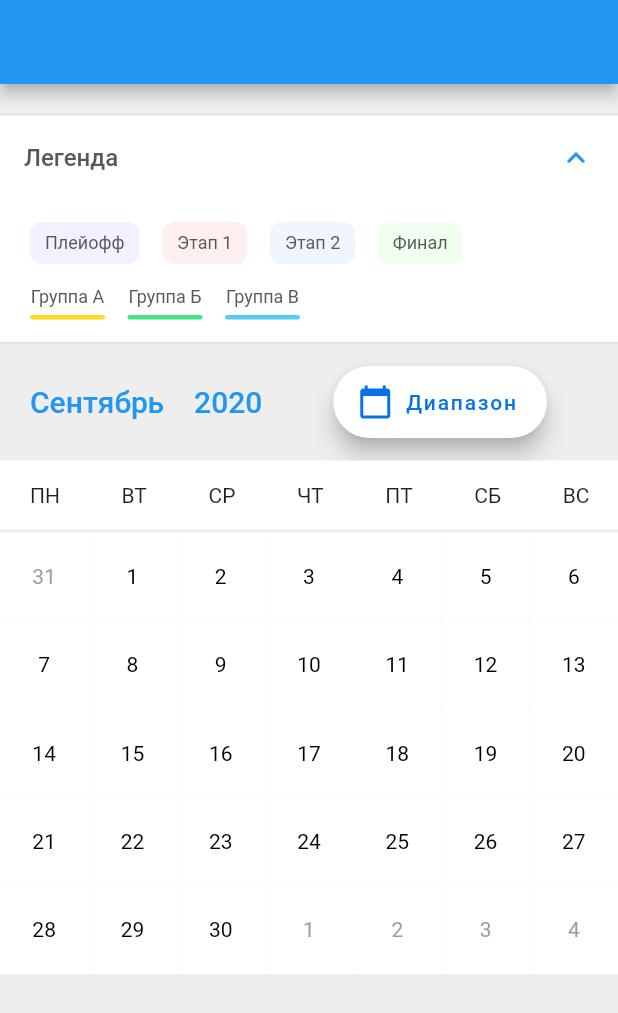
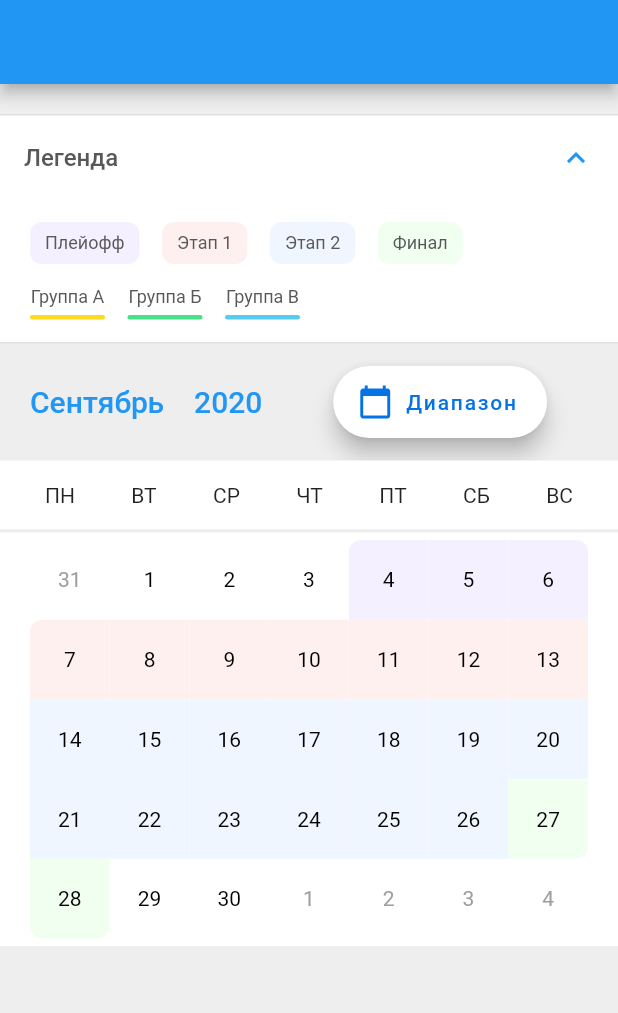
Before and after one commit to grafovdenis/pretty_calendar, a Flutter app: the screen it shows after launch, after a tap on "Легенда", on a phone screen of 412 x 824 dp. Shown: the top 1013 px of the screen. Run offline on Flutter 3.47's test engine with Material 2 defaults, Android fonts, the light colour scheme and no system bars; our stand-ins replace month_picker_dialog.

Commit message:
update stage coloring

```diff
--- a/lib/models/day_model.dart
+++ b/lib/models/day_model.dart
@@ -4,9 +4,15 @@ class DayModel {
   ///Base properties
   final DateTime day;
   final bool isCurrentMonth;
+  final Color color;
+  final bool isFirstStage;
+  final bool isLastStage;
 
   DayModel({
     @required this.day,
     this.isCurrentMonth = true,
+    this.color = Colors.white,
+    this.isFirstStage = false,
+    this.isLastStage = false,
   });
 }
--- a/lib/models/group_model.dart
+++ b/lib/models/group_model.dart
@@ -1,13 +1,13 @@
 import 'package:flutter/material.dart';
 
-class StageModel {
+class GroupModel {
   final String title;
   final DateTime from;
   final DateTime till;
 
   final Color color;
 
-  StageModel({
+  GroupModel({
     @required this.title,
     @required this.from,
     @required this.till,
--- a/lib/widgets/calendar/calendar_widget.dart
+++ b/lib/widgets/calendar/calendar_widget.dart
@@ -1,6 +1,9 @@
 import 'package:flutter/material.dart';
 import 'package:month_picker_dialog/month_picker_dialog.dart';
+import 'package:pretty_calendar/calendar_colors.dart';
 import 'package:pretty_calendar/models/day_model.dart';
+import 'package:pretty_calendar/models/group_model.dart';
+import 'package:pretty_calendar/models/stage_model.dart';
 import 'package:pretty_calendar/widgets/calendar/day_widget.dart';
 import 'package:pretty_calendar/utils/date_utils.dart';
 import 'package:pretty_calendar/widgets/range/range_dialog.dart';
@@ -33,6 +36,62 @@ class CalendarWidget extends StatefulWidget {
 class _CalendarWidgetState extends State<CalendarWidget> {
   DateTime selectedDate;
   final Color blueColor = Color.fromRGBO(5, 115, 230, 1);
+  final List<StageModel> stages = [];
+  final List<GroupModel> groups = [];
+
+  void addStages() {
+    stages.clear();
+    stages.addAll([
+      StageModel(
+        title: "Плейофф",
+        from: DateTime(selectedDate.year, selectedDate.month, 4),
+        till: DateTime(selectedDate.year, selectedDate.month, 6),
+        color: StageColors.playoff,
+      ),
+      StageModel(
+        title: "Этап 1",
+        from: DateTime(selectedDate.year, selectedDate.month, 7),
+        till: DateTime(selectedDate.year, selectedDate.month, 13),
+        color: StageColors.stage1,
+      ),
+      StageModel(
+        title: "Этап 2",
+        from: DateTime(selectedDate.year, selectedDate.month, 14),
+        till: DateTime(selectedDate.year, selectedDate.month, 26),
+        color: StageColors.stage2,
+      ),
+      StageModel(
+        title: "Финал",
+        from: DateTime(selectedDate.year, selectedDate.month, 27),
+        till: DateTime(selectedDate.year, selectedDate.month, 28),
+        color: StageColors.finalStage,
+      ),
+    ]);
+  }
+
+  void addGroups() {
+    groups.clear();
+    groups.addAll([
+      GroupModel(
+        title: "Группа A",
+        from: DateTime(selectedDate.year, selectedDate.month, 7),
+        till: DateTime(selectedDate.year, selectedDate.month, 10),
+        color: GroupColors.groupA,
+      ),
+      GroupModel(
+        title: "Группа Б",
+        from: DateTime(selectedDate.year, selectedDate.month, 11),
+        till: DateTime(selectedDate.year, selectedDate.month, 16),
+        color: GroupColors.groupB,
+      ),
+      GroupModel(
+        title: "Группа В",
+        from: DateTime(selectedDate.year, selectedDate.month, 14),
+        till: DateTime(selectedDate.year, selectedDate.month, 19),
+        color: GroupColors.groupC,
+      ),
+    ]);
+  }
 
   @override
   void initState() {
@@ -146,7 +205,34 @@ class _CalendarWidgetState extends State<CalendarWidget> {
 
     void buildMonth() {
       for (int i = 0; i < daysInMonth; i++) {
-        data.add(DayModel(day: firstDayOfMonth.add(Duration(days: i))));
+        final day = firstDayOfMonth.add(Duration(days: i));
+        Color color = Colors.white;
+        bool isFirstStage = false;
+        bool isLastStage = false;
+        for (var stage in stages) {
+          if (day.isAfter(stage.from) && day.isBefore(stage.till)) {
+            color = stage.color;
+          }
+          if (day.isAtSameMomentAs(stage.from)) {
+            if (stage == stages.first) {
+              isFirstStage = true;
+            }
+            color = stage.color;
+          }
+          if (day.isAtSameMomentAs(stage.till)) {
+            color = stage.color;
+            if (stage == stages.last) {
+              isLastStage = true;
+            }
+          }
+        }
+
+        data.add(DayModel(
+          day: day,
+          color: color,
+          isFirstStage: isFirstStage,
+          isLastStage: isLastStage,
+        ));
       }
     }
 
@@ -165,7 +251,13 @@ class _CalendarWidgetState extends State<CalendarWidget> {
       }
     }
 
+    if (selectedDate != null) {
+      addStages();
+      addGroups();
+    }
+
     buildPrevWeek();
+
     buildMonth();
     buildNextWeek();
 
@@ -188,14 +280,18 @@ class _CalendarWidgetState extends State<CalendarWidget> {
           Container(
             color: Colors.white,
             padding:
-                const EdgeInsets.only(left: 20, top: 15, right: 19, bottom: 15),
+                const EdgeInsets.only(left: 30, top: 15, right: 30, bottom: 15),
             child: calendarHeader,
           ),
           Container(
             height: 2,
             color: Color.fromRGBO(238, 238, 238, 1),
           ),
-          body,
+          Container(
+            padding: const EdgeInsets.symmetric(horizontal: 20, vertical: 5),
+            color: Colors.white,
+            child: body,
+          ),
         ],
       ),
     );
--- a/lib/widgets/calendar/day_widget.dart
+++ b/lib/widgets/calendar/day_widget.dart
@@ -4,29 +4,63 @@ import 'package:pretty_calendar/models/day_model.dart';
 class DayWidget extends StatelessWidget {
   final DayModel model;
 
-  const DayWidget({Key key, @required this.model}) : super(key: key);
+  const DayWidget({
+    Key key,
+    @required this.model,
+  }) : super(key: key);
 
   @override
   Widget build(BuildContext context) {
+    BorderRadius buildBorders() {
+      if (model.color == Colors.white) {
+        return BorderRadius.zero;
+      } else {
+        return BorderRadius.only(
+          topLeft: (model.day.weekday == DateTime.monday &&
+                      model.day.day >= 1 &&
+                      model.day.day <= 7 ||
+                  model.day.day == 1 ||
+                  model.isFirstStage)
+              ? Radius.circular(8)
+              : Radius.zero,
+          topRight: (model.day.weekday == DateTime.sunday &&
+                  model.day.day >= 1 &&
+                  model.day.day <= 7)
+              ? Radius.circular(8)
+              : Radius.zero,
+          bottomLeft:
+              (model.day.weekday == DateTime.monday && model.day.day >= 28)
+                  ? Radius.circular(8)
+                  : Radius.zero,
+          bottomRight: (model.day.weekday == DateTime.sunday &&
+                      model.day.add(Duration(days: 7)).month !=
+                          model.day.month ||
+                  model.day.add(Duration(days: 1)).month ==
+                      model.day.month + 1 ||
+                  model.day.add(Duration(days: 1)).year == model.day.year + 1 ||
+                  model.isLastStage)
+              ? Radius.circular(8)
+              : Radius.zero,
+        );
+      }
+    }
+
     return Container(
+      height: 48,
+      width: 48,
       decoration: BoxDecoration(
-        border: Border.all(style: BorderStyle.none, width: 0),
-        color: Colors.white,
+        color: model.color,
+        borderRadius: buildBorders(),
       ),
-      child: Stack(
-        children: [
-          Center(
+      child: Center(
         child: Text(
           "${model.day.day}",
           style: TextStyle(
             fontSize: 14,
             color: (model.isCurrentMonth) ? Colors.black : Colors.grey,
           ),
-          )),
-        ],
         ),
-      height: 48,
-      width: 48,
+      ),
     );
   }
 }
```
Lines whose indentation alone changed are shown as unchanged.
